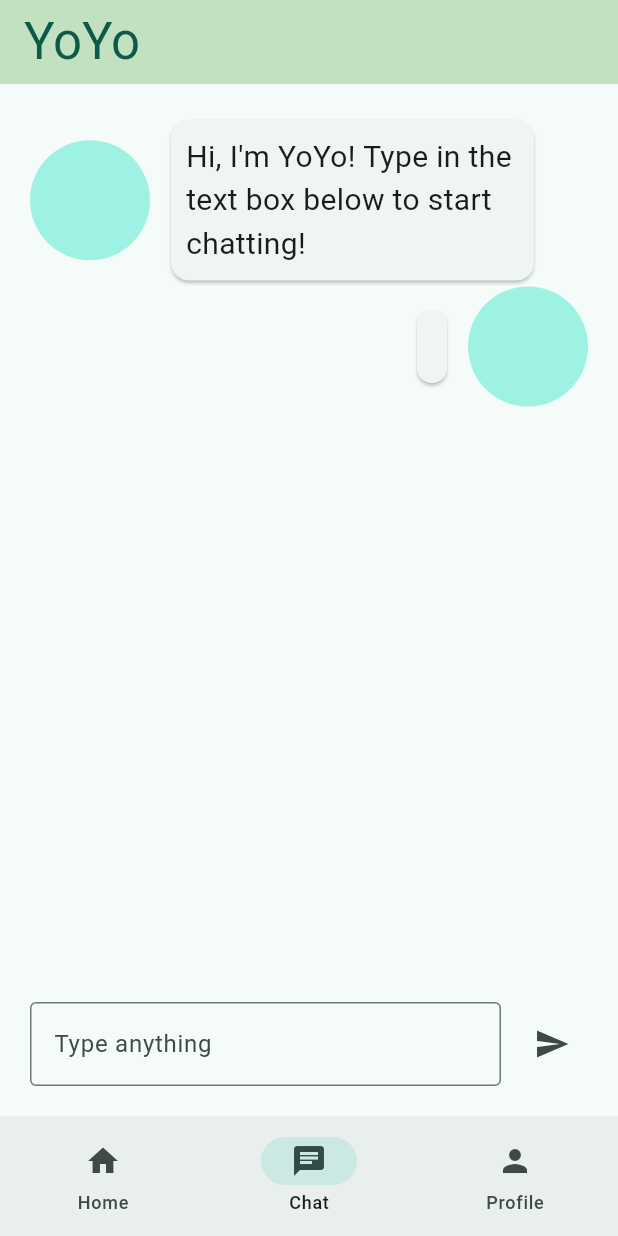
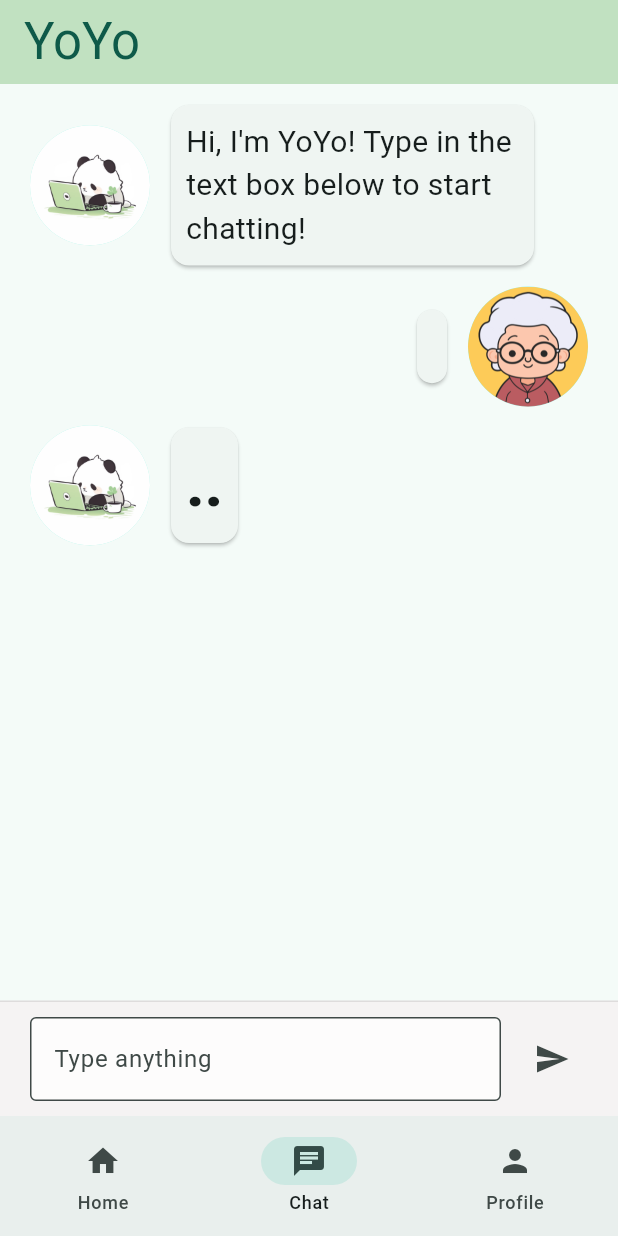
Before and after one commit to Wendyyy21/YoYo, a Flutter app: the ElderlyWidgetTree screen opened directly, item 2 of the bottom bar chosen, after a tap on the "send" icon, on a phone screen of 412 x 824 dp. Run offline on Flutter 3.47's test engine with Material 3 defaults, Android fonts, the phone set to English and light mode, and no system bars; our stand-ins replace lottie; Roboto replaces fonts that are missing (SpicyRice); project files that could hold a hidden picture were left out.

Commit message:
Finished chatbot frontend

```diff
--- a/lib/views/pages/elderly/chat_page.dart
+++ b/lib/views/pages/elderly/chat_page.dart
@@ -10,50 +10,96 @@ class Elderly_ChatPage extends StatefulWidget {
 
 class _Elderly_ChatPageState extends State<Elderly_ChatPage> {
   TextEditingController userInputController = TextEditingController();
+  ScrollController scrollController = ScrollController();
   List<Widget> messages = [
+    SizedBox(height: 10.0),
     AIMessageWidget(
       response: 'Hi, I\'m YoYo! Type in the text box below to start chatting!',
+      isLoading: false,
     ),
   ];
 
   void updateChat(String user_text, String AI_text) {
     setState(() {
+      messages.add(SizedBox(height: 10.0));
       messages.add(userMessageWidget(message: user_text));
     });
-    Future.delayed(Duration(seconds: 3), () {
+    WidgetsBinding.instance.addPostFrameCallback((_) {
+      if (scrollController.hasClients) {
+        scrollController.animateTo(
+          scrollController.position.maxScrollExtent,
+          duration: const Duration(milliseconds: 300),
+          curve: Curves.easeOut,
+        );
+      }
+    });
+
     setState(() {
-        messages.add(AIMessageWidget(response: AI_text));
+      messages.add(SizedBox(height: 10.0));
+      messages.add(AIMessageWidget(response: AI_text, isLoading: true));
     });
+    WidgetsBinding.instance.addPostFrameCallback((_) {
+      if (scrollController.hasClients) {
+        scrollController.animateTo(
+          scrollController.position.maxScrollExtent,
+          duration: const Duration(milliseconds: 300),
+          curve: Curves.easeOut,
+        );
+      }
     });
   }
 
   @override
   void dispose() {
     userInputController.dispose();
+    scrollController.dispose();
     super.dispose();
   }
 
   @override
   Widget build(BuildContext context) {
-    return Padding(
-      padding: const EdgeInsets.all(20.0),
-      child: Column(
+    return Column(
       children: [
         Expanded(
           child: SingleChildScrollView(
+            controller: scrollController,
+            child: Padding(
+              padding: const EdgeInsets.symmetric(
+                vertical: 0.0,
+                horizontal: 20.0,
+              ),
               child: Column(
                 crossAxisAlignment: CrossAxisAlignment.start,
                 children: messages,
               ),
             ),
           ),
+        ),
         const SizedBox(height: 10),
-          Row(
+        Container(
+          width: double.infinity,
+          decoration: BoxDecoration(
+            color: const Color.fromARGB(255, 245, 243, 243),
+            border: Border(
+              top: BorderSide(
+                color: const Color.fromARGB(255, 222, 220, 220),
+                width: 1.0,
+              ),
+            ),
+          ),
+          child: Padding(
+            padding: const EdgeInsets.symmetric(
+              vertical: 10.0,
+              horizontal: 20.0,
+            ),
+            child: Row(
               children: [
                 Expanded(
                   child: TextField(
                     controller: userInputController,
                     decoration: const InputDecoration(
+                      fillColor: Color.fromARGB(255, 253, 252, 252),
+                      filled: true,
                       hintText: 'Type anything',
                       border: OutlineInputBorder(),
                     ),
@@ -64,7 +110,7 @@ class _Elderly_ChatPageState extends State<Elderly_ChatPage> {
                   onPressed: () {
                     updateChat(
                       userInputController.text,
-                    'This is a dummy response',
+                      'This is a dummy response', //TODO: replace with actual response
                     );
                     userInputController.clear();
                   },
@@ -72,8 +118,9 @@ class _Elderly_ChatPageState extends State<Elderly_ChatPage> {
                 ),
               ],
             ),
+          ),
+        ),
       ],
-      ),
     );
   }
 }
--- a/lib/views/widgets/chat_widget.dart
+++ b/lib/views/widgets/chat_widget.dart
@@ -1,15 +1,82 @@
 import 'package:flutter/material.dart';
 
-class AIMessageWidget extends StatelessWidget {
-  const AIMessageWidget({super.key, required this.response});
+class LoadingDots extends StatefulWidget {
+  const LoadingDots({super.key});
+
+  @override
+  State<LoadingDots> createState() => _LoadingDotsState();
+}
+
+class _LoadingDotsState extends State<LoadingDots>
+    with SingleTickerProviderStateMixin {
+  late AnimationController controller;
+  late Animation<int> dotAnimation;
+
+  @override
+  void initState() {
+    super.initState();
+
+    controller = AnimationController(
+      duration: Duration(seconds: 3),
+      vsync: this,
+    )..repeat();
+
+    dotAnimation = IntTween(
+      begin: 1,
+      end: 3,
+    ).animate(CurvedAnimation(parent: controller, curve: Curves.easeInOut));
+  }
+
+  @override
+  void dispose() {
+    controller.dispose();
+    super.dispose();
+  }
+
+  @override
+  Widget build(BuildContext context) {
+    return AnimatedBuilder(
+      animation: dotAnimation,
+      builder: (context, child) {
+        String dots = '.' * dotAnimation.value;
+        return Text(
+          dots,
+          style: TextStyle(fontSize: 40.0, fontWeight: FontWeight.w900),
+        );
+      },
+    );
+  }
+}
+
+class AIMessageWidget extends StatefulWidget {
+  AIMessageWidget({super.key, required this.response, required this.isLoading});
   final String response;
+  bool isLoading;
+
+  @override
+  State<AIMessageWidget> createState() => _AIMessageWidgetState();
+}
+
+class _AIMessageWidgetState extends State<AIMessageWidget> {
+  @override
+  void initState() {
+    super.initState();
+    Future.delayed(Duration(seconds: 3), () {
+      setState(() {
+        widget.isLoading = false;
+      });
+    });
+  }
 
   @override
   Widget build(BuildContext context) {
     return Row(
       mainAxisAlignment: MainAxisAlignment.start,
       children: [
-        CircleAvatar(radius: 40.0),
+        CircleAvatar(
+          radius: 40.0,
+          foregroundImage: AssetImage('assets/images/yoyo_avatar.jpg'),
+        ),
         SizedBox(width: 10.0),
         ConstrainedBox(
           constraints: BoxConstraints(
@@ -20,7 +87,10 @@ class AIMessageWidget extends StatelessWidget {
           child: Card(
             child: Padding(
               padding: const EdgeInsets.all(10.0),
-              child: Text(response, style: TextStyle(fontSize: 20.0)),
+              child:
+                  widget.isLoading
+                      ? LoadingDots()
+                      : Text(widget.response, style: TextStyle(fontSize: 20.0)),
             ),
           ),
         ),
@@ -52,7 +122,10 @@ class userMessageWidget extends StatelessWidget {
           ),
         ),
         SizedBox(width: 10.0),
-        CircleAvatar(radius: 40.0),
+        CircleAvatar(
+          radius: 40.0,
+          foregroundImage: AssetImage('assets/images/elderly_avatar.png'),
+        ),
       ],
     );
   }
```
Also changed, not shown: assets/images/yoyo_avatar.jpg (added). Lines whose indentation alone changed are shown as unchanged.
